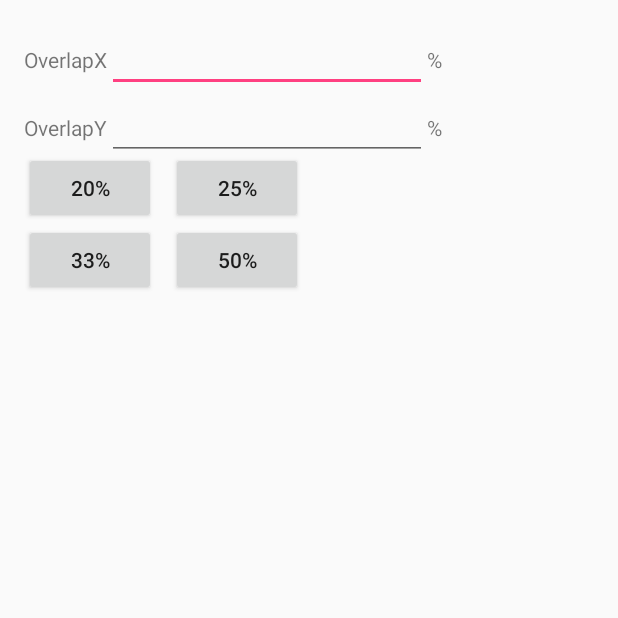
After one commit to zebrajaeger/AndroidPanoHead2, an Android app: the CommonSettingsActivity screen opened directly, with no data from a screen before it, on a phone screen of 412 x 824 dp, the top half of it. The commit adds this screen. Run offline under Robolectric (Android 15) with nearby library versions, the phone set to English and light mode, and no system bars; libraries missing offline, so code that uses them is left out: de.zebrajaeger.jgrblconnector, org.slf4j; 1 statement that could not run was skipped.

Commit message:
[add] overlap setting dialog

```diff
--- a/app/src/main/AndroidManifest.xml
+++ b/app/src/main/AndroidManifest.xml
@@ -33,6 +33,8 @@
         </activity>
         <activity android:name=".activity.SetPanoRangeActivity">
         </activity>
+        <activity android:name=".activity.CommonSettingsActivity">
+        </activity>
     </application>
 
 </manifest>
--- /dev/null
+++ b/app/src/main/java/de/zebrajaeger/androidpanohead2/activity/CommonSettingsActivity.java
@@ -0,0 +1,87 @@
+package de.zebrajaeger.androidpanohead2.activity;
+
+import android.content.Intent;
+import android.os.Bundle;
+import android.support.v7.app.AppCompatActivity;
+import android.view.View;
+import android.widget.EditText;
+
+import de.zebrajaeger.androidpanohead2.R;
+import de.zebrajaeger.androidpanohead2.util.Overlap;
+import de.zebrajaeger.androidpanohead2.util.PercentWatcher;
+
+import org.apache.commons.lang3.builder.ReflectionToStringBuilder;
+
+public class CommonSettingsActivity extends AppCompatActivity {
+  public static final String OVERLAP = "overlap";
+
+  private Overlap overlap = new Overlap(0f, 0f);
+
+  @Override
+  protected void onCreate(Bundle savedInstanceState) {
+    super.onCreate(savedInstanceState);
+    if (getSupportActionBar() != null) {
+      getSupportActionBar().hide();
+    }
+    setContentView(R.layout.activity_common_settings);
+
+    EditText editX = (EditText) findViewById(R.id.edit_overlap_X);
+    PercentWatcher.of(editX);
+    EditText editY = (EditText) findViewById(R.id.edit_overlap_y);
+    PercentWatcher.of(editY);
+  }
+
+  @Override
+  protected void onStart() {
+    super.onStart();
+    Bundle extras = getIntent().getExtras();
+    if (extras.containsKey(OVERLAP)) {
+      overlap = (Overlap) extras.get(OVERLAP);
+    }
+  }
+
+  @Override
+  public void onBackPressed() {
+    if (overlap.isInRange()) {
+      Bundle conData = new Bundle();
+
+      conData.putSerializable(OVERLAP, overlap);
+
+      Intent intent = new Intent();
+      intent.putExtras(conData);
+      setResult(RESULT_OK, intent);
+      finish();
+    } else {
+
+      Intent intent = new Intent();
+      setResult(RESULT_CANCELED, intent);
+      finish();
+    }
+  }
+
+  public void onSetOverlap20(View v) {
+    setOverlap(20f);
+  }
+
+  public void onSetOverlap25(View v) {
+    setOverlap(25f);
+  }
+
+  public void onSetOverlap33(View v) {
+    setOverlap(33f);
+  }
+
+  public void onSetOverlap50(View v) {
+    setOverlap(50f);
+  }
+
+  private void setOverlap(Float value) {
+    overlap.setX(value);
+    overlap.setY(value);
+  }
+
+  @Override
+  public String toString() {
+    return ReflectionToStringBuilder.toString(this);
+  }
+}
--- a/app/src/main/java/de/zebrajaeger/androidpanohead2/activity/SetCamFOVActivity.java
+++ b/app/src/main/java/de/zebrajaeger/androidpanohead2/activity/SetCamFOVActivity.java
@@ -16,6 +16,9 @@ public class SetCamFOVActivity extends AbstractCamSetActivity {
   @Override
   public void onCreate(Bundle savedInstanceState) {
     super.onCreate(savedInstanceState);
+    if (getSupportActionBar() != null) {
+      getSupportActionBar().hide();
+    }
     setContentView(R.layout.activity_set_cam_fov);
   }
 
--- a/app/src/main/java/de/zebrajaeger/androidpanohead2/activity/SetPanoRangeActivity.java
+++ b/app/src/main/java/de/zebrajaeger/androidpanohead2/activity/SetPanoRangeActivity.java
@@ -19,6 +19,9 @@ public class SetPanoRangeActivity extends AbstractCamSetActivity {
   @Override
   protected void onCreate(Bundle savedInstanceState) {
     super.onCreate(savedInstanceState);
+    if (getSupportActionBar() != null) {
+      getSupportActionBar().hide();
+    }
     setContentView(R.layout.activity_set_pano_range);
   }
 
--- /dev/null
+++ b/app/src/main/java/de/zebrajaeger/androidpanohead2/util/PercentWatcher.java
@@ -0,0 +1,37 @@
+package de.zebrajaeger.androidpanohead2.util;
+
+import android.graphics.Color;
+import android.text.Editable;
+import android.widget.EditText;
+
+/**
+ * @author lars on 06.11.2016.
+ */
+public class PercentWatcher extends TextWatcherAdapter {
+  private EditText toWatch;
+
+  public PercentWatcher(EditText toWatch) {
+    this.toWatch = toWatch;
+  }
+
+  public void afterTextChanged(Editable s) {
+    boolean ok = true;
+    try {
+      int i = Integer.parseInt(s.toString());
+      ok = ok && (i >= 0 && i <= 100);
+    } catch (NumberFormatException e) {
+      ok = false;
+    }
+    toWatch.setBackgroundColor((ok) ? Color.WHITE : Color.RED);
+  }
+
+  public EditText getToWatch() {
+    return toWatch;
+  }
+
+  public static PercentWatcher of(EditText toWatch) {
+    PercentWatcher percentWatcher = new PercentWatcher(toWatch);
+    percentWatcher.getToWatch().addTextChangedListener(percentWatcher);
+    return percentWatcher;
+  }
+}
--- /dev/null
+++ b/app/src/main/java/de/zebrajaeger/androidpanohead2/util/TextWatcherAdapter.java
@@ -0,0 +1,31 @@
+package de.zebrajaeger.androidpanohead2.util;
+
+import android.text.Editable;
+import android.text.TextWatcher;
+
+import org.apache.commons.lang3.builder.ReflectionToStringBuilder;
+
+/**
+ * @author lars on 06.11.2016.
+ */
+public class TextWatcherAdapter implements TextWatcher {
+  @Override
+  public void beforeTextChanged(CharSequence s, int start, int count, int after) {
+
+  }
+
+  @Override
+  public void onTextChanged(CharSequence s, int start, int before, int count) {
+
+  }
+
+  @Override
+  public void afterTextChanged(Editable s) {
+
+  }
+  @Override
+  public String toString() {
+    return ReflectionToStringBuilder.toString(this);
+  }
+
+}
--- /dev/null
+++ b/app/src/main/res/layout/activity_common_settings.xml
@@ -0,0 +1,75 @@
+<?xml version="1.0" encoding="utf-8"?>
+<RelativeLayout
+        xmlns:android="http://schemas.android.com/apk/res/android"
+        xmlns:tools="http://schemas.android.com/tools"
+        android:id="@+id/activity_common_settings"
+        android:layout_width="match_parent"
+        android:layout_height="match_parent"
+        android:paddingLeft="@dimen/activity_horizontal_margin"
+        android:paddingRight="@dimen/activity_horizontal_margin"
+        android:paddingTop="@dimen/activity_vertical_margin"
+        android:paddingBottom="@dimen/activity_vertical_margin"
+        tools:context="de.zebrajaeger.androidpanohead2.activity.CommonSettingsActivity">
+
+    <Button
+            android:text="20%"
+            android:layout_width="wrap_content"
+            android:layout_height="wrap_content" android:layout_alignParentTop="true" android:layout_alignParentLeft="true"
+            android:layout_marginTop="85dp" android:id="@+id/button20" android:onClick="onSetOverlap20"/>
+    <Button
+            android:text="33%"
+            android:layout_width="wrap_content"
+            android:layout_height="wrap_content" android:layout_below="@+id/button20" android:layout_alignParentLeft="true"
+            android:id="@+id/button33" android:onClick="onSetOverlap33"/>
+    <Button
+            android:text="25%"
+            android:layout_width="wrap_content"
+            android:layout_height="wrap_content" android:layout_alignTop="@+id/button20" android:layout_toRightOf="@+id/button20"
+            android:layout_marginLeft="10dp" android:id="@+id/button25" android:onClick="onSetOverlap25"/>
+    <Button
+            android:text="50%"
+            android:layout_width="wrap_content"
+            android:layout_height="wrap_content"
+            android:id="@+id/button50"
+            android:layout_below="@+id/button25" android:layout_alignLeft="@+id/button25" android:onClick="onSetOverlap50"/>
+    <TableLayout
+            android:layout_width="match_parent"
+            android:layout_height="match_parent"
+            android:layout_alignParentTop="true" android:layout_alignParentLeft="true">
+
+        <TableRow android:layout_width="match_parent" android:layout_height="match_parent">
+            <TextView
+                    android:text="OverlapX"
+                    android:layout_width="wrap_content"
+                    android:layout_height="wrap_content" android:id="@+id/label_overlap_x"/>
+            <EditText
+                    android:layout_width="wrap_content"
+                    android:layout_height="wrap_content"
+                    android:inputType="number"
+                    android:ems="10"
+                    android:id="@+id/edit_overlap_X"/>
+            <TextView
+                    android:text="%"
+                    android:layout_width="wrap_content"
+                    android:layout_height="wrap_content" android:id="@+id/textView"/>
+        </TableRow>
+        <TableRow android:layout_width="match_parent" android:layout_height="match_parent">
+            <TextView
+                    android:text="OverlapY"
+                    android:layout_width="wrap_content"
+                    android:layout_height="wrap_content" android:id="@+id/label_overlap_y"/>
+            <EditText
+                    android:layout_width="wrap_content"
+                    android:layout_height="wrap_content"
+                    android:inputType="number"
+                    android:ems="10"
+                    android:id="@+id/edit_overlap_y"/>
+            <TextView
+                    android:text="%"
+                    android:layout_width="wrap_content"
+                    android:layout_height="wrap_content" android:id="@+id/textView5"/>
+        </TableRow>
+        <TableRow android:layout_width="match_parent" android:layout_height="match_parent"/>
+        <TableRow android:layout_width="match_parent" android:layout_height="match_parent"/>
+    </TableLayout>
+</RelativeLayout>
```
Also changed, not shown: app/src/main/java/de/zebrajaeger/androidpanohead2/activity/AbstractCamSetActivity.java (+7 -1 lines), app/src/main/java/de/zebrajaeger/androidpanohead2/activity/MainActivity.java (+32 -13 lines), app/src/main/java/de/zebrajaeger/androidpanohead2/activity/PanoShotActivity.java (+4 -3 lines), app/src/main/java/de/zebrajaeger/androidpanohead2/shot/CalculatorData.java (+12 -3 lines), app/src/main/java/de/zebrajaeger/androidpanohead2/shot/calculator/SimpleCalculator.java (+4 -4 lines), app/src/main/java/de/zebrajaeger/androidpanohead2/storage/AppData.java (+10 -0 lines), app/src/main/java/de/zebrajaeger/androidpanohead2/util/Fov1D.java (+6 -35 lines), app/src/main/java/de/zebrajaeger/androidpanohead2/util/Fov2D.java (+2 -10 lines), app/src/main/java/de/zebrajaeger/androidpanohead2/util/FovO1D.java (added, +68 -0 lines), app/src/main/java/de/zebrajaeger/androidpanohead2/util/FovO2D.java (added, +66 -0 lines), app/src/main/java/de/zebrajaeger/androidpanohead2/util/Overlap.java (added, +51 -0 lines), app/src/main/res/layout/content_main.xml (+24 -23 lines).
